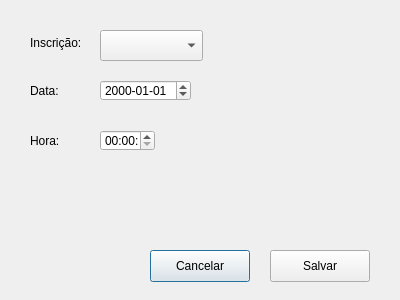
The window that ui/aula.ui (fabio-guilherme/centroexplicacoes) describes before a commit, drawn with Qt 5.
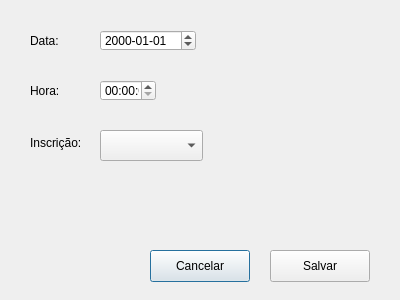
The same window after the commit.

Commit message: Aulas (hora e data) + queries de exemplo

The edit to the form file:
```diff
--- a/ui/aula.ui
+++ b/ui/aula.ui
@@ -30,8 +30,8 @@
    <property name="geometry">
     <rect>
      <x>100</x>
-     <y>130</y>
-     <width>55</width>
+     <y>80</y>
+     <width>56</width>
      <height>21</height>
     </rect>
    </property>
@@ -40,7 +40,7 @@
    <property name="geometry">
     <rect>
      <x>30</x>
-     <y>80</y>
+     <y>30</y>
      <width>32</width>
      <height>21</height>
     </rect>
@@ -53,7 +53,7 @@
    <property name="geometry">
     <rect>
      <x>30</x>
-     <y>130</y>
+     <y>80</y>
      <width>33</width>
      <height>21</height>
     </rect>
@@ -66,7 +66,7 @@
    <property name="geometry">
     <rect>
      <x>30</x>
-     <y>30</y>
+     <y>130</y>
      <width>58</width>
      <height>26</height>
     </rect>
@@ -92,7 +92,7 @@
    <property name="geometry">
     <rect>
      <x>100</x>
-     <y>30</y>
+     <y>130</y>
      <width>103</width>
      <height>31</height>
     </rect>
@@ -102,8 +102,8 @@
    <property name="geometry">
     <rect>
      <x>100</x>
-     <y>80</y>
-     <width>91</width>
+     <y>30</y>
+     <width>96</width>
      <height>21</height>
     </rect>
    </property>
```
The commit also changes 3 other files.
